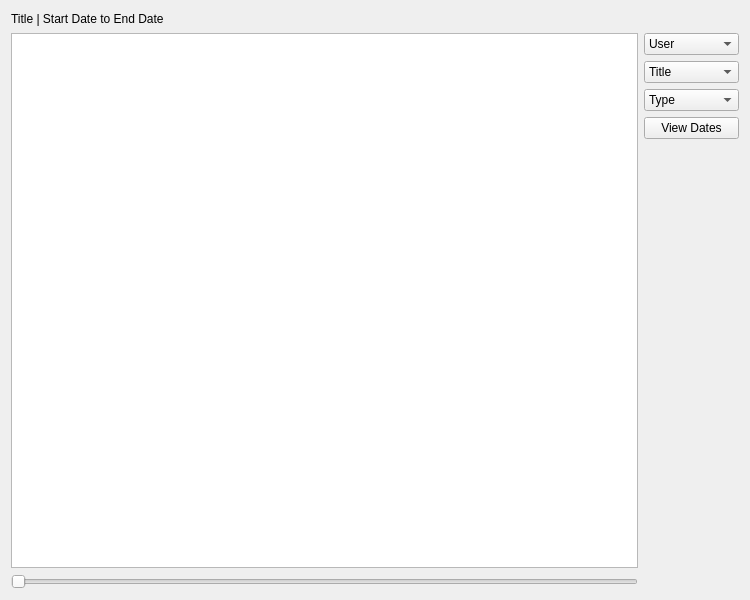
Above: src/statsviewer.ui from lettergram/basicbookreader before the change. Below: the same form after it.
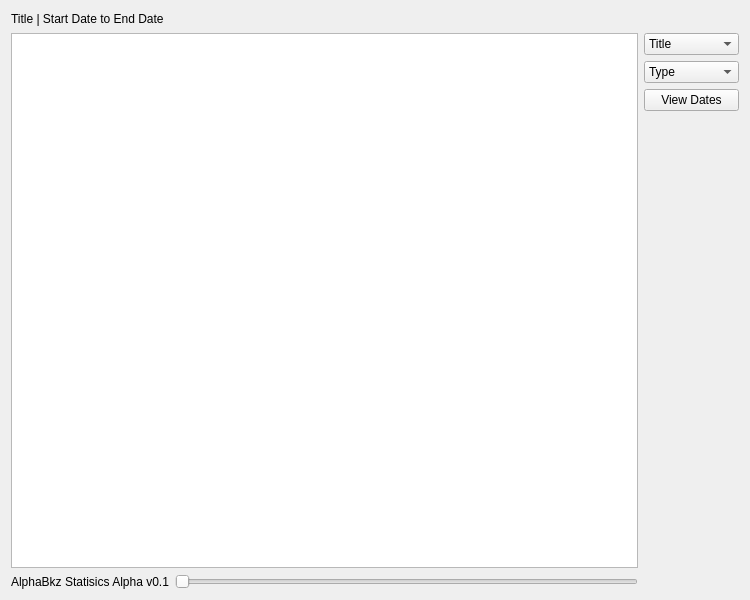
That is the form after the change.

```diff
--- a/src/statsviewer.ui
+++ b/src/statsviewer.ui
@@ -27,67 +27,24 @@
      </property>
     </widget>
    </item>
-   <item row="4" column="6">
-    <widget class="QPushButton" name="timesToggle">
-     <property name="maximumSize">
-      <size>
-       <width>95</width>
-       <height>16777215</height>
-      </size>
-     </property>
-     <property name="text">
-      <string>View Dates</string>
-     </property>
-    </widget>
+   <item row="1" column="0" rowspan="5" colspan="6">
+    <widget class="QGraphicsView" name="graphicsView"/>
    </item>
-   <item row="3" column="6">
-    <widget class="QComboBox" name="statsTypeBox">
-     <property name="maximumSize">
-      <size>
-       <width>95</width>
-       <height>16777215</height>
-      </size>
-     </property>
-     <item>
-      <property name="text">
-       <string>Type</string>
-      </property>
-     </item>
-     <item>
-      <property name="text">
-       <string>Journal</string>
-      </property>
-     </item>
-     <item>
-      <property name="text">
-       <string>Times Per Page</string>
-      </property>
-     </item>
-    </widget>
-   </item>
-   <item row="6" column="0" colspan="6">
+   <item row="6" column="1" colspan="5">
     <widget class="QSlider" name="horizontalSlider">
      <property name="orientation">
       <enum>Qt::Horizontal</enum>
      </property>
     </widget>
    </item>
+   <item row="6" column="0">
+    <widget class="QLabel" name="label">
+     <property name="text">
+      <string>AlphaBkz Statisics Alpha v0.1</string>
+     </property>
+    </widget>
+   </item>
    <item row="1" column="6">
-    <widget class="QComboBox" name="userBox">
-     <property name="maximumSize">
-      <size>
-       <width>95</width>
-       <height>16777215</height>
-      </size>
-     </property>
-     <item>
-      <property name="text">
-       <string>User</string>
-      </property>
-     </item>
-    </widget>
-   </item>
-   <item row="2" column="6">
     <widget class="QComboBox" name="titleBox">
      <property name="maximumSize">
       <size>
@@ -102,8 +59,43 @@
      </item>
     </widget>
    </item>
-   <item row="1" column="0" rowspan="5" colspan="6">
-    <widget class="QGraphicsView" name="graphicsView"/>
+   <item row="2" column="6">
+    <widget class="QComboBox" name="statsTypeBox">
+     <property name="maximumSize">
+      <size>
+       <width>95</width>
+       <height>16777215</height>
+      </size>
+     </property>
+     <item>
+      <property name="text">
+       <string>Type</string>
+      </property>
+     </item>
+     <item>
+      <property name="text">
+       <string>Journal</string>
+      </property>
+     </item>
+     <item>
+      <property name="text">
+       <string>Times Per Page</string>
+      </property>
+     </item>
+    </widget>
+   </item>
+   <item row="3" column="6">
+    <widget class="QPushButton" name="timesToggle">
+     <property name="maximumSize">
+      <size>
+       <width>95</width>
+       <height>16777215</height>
+      </size>
+     </property>
+     <property name="text">
+      <string>View Dates</string>
+     </property>
+    </widget>
    </item>
   </layout>
  </widget>
```
